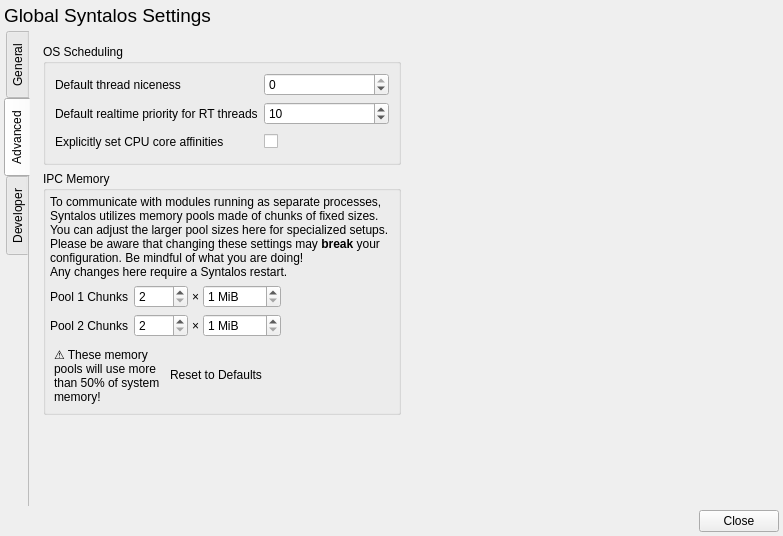
First picture: the form in src/globalconfigdialog.ui, repository syntalos/syntalos, before the edit.
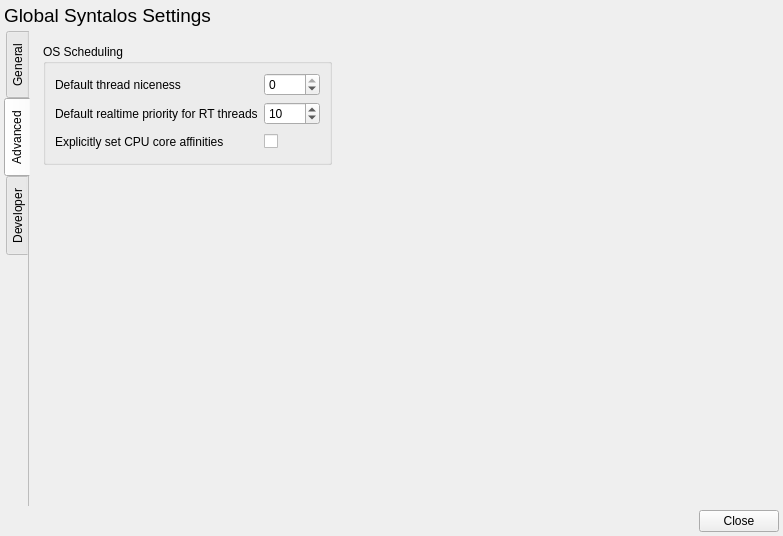
Second picture: the form after the edit. The open tabs and pages were chosen to show the change. Icons and pictures are not drawn.

Commit message:
ipc: Explicitly set configuration without any file
This, combined with the previous changes to automatically set IPC
topology, means we now no longer need any explicit user-defined
configuration for iceoryx2. Syntalos will just figure this out
automatically.

What changed in the file:
```diff
--- a/src/globalconfigdialog.ui
+++ b/src/globalconfigdialog.ui
@@ -335,263 +335,6 @@
             </layout>
            </widget>
           </item>
-          <item>
-           <widget class="QGroupBox" name="groupBox_6">
-            <property name="title">
-             <string>IPC Memory</string>
-            </property>
-            <layout class="QVBoxLayout" name="verticalLayout_10">
-             <property name="leftMargin">
-              <number>4</number>
-             </property>
-             <property name="topMargin">
-              <number>4</number>
-             </property>
-             <property name="rightMargin">
-              <number>4</number>
-             </property>
-             <property name="bottomMargin">
-              <number>4</number>
-             </property>
-             <item>
-              <widget class="QLabel" name="label_3">
-               <property name="text">
-                <string>&lt;html&gt;To communicate with modules running as separate processes,
-Syntalos utilizes memory pools made of chunks of fixed sizes.
-You can adjust the larger pool sizes here for specialized setups.
-Please be aware that changing these settings may &lt;b&gt;break&lt;/b&gt; your
-configuration. Be mindful of what you are doing!&lt;br/&gt;
-Any changes here require a Syntalos restart.</string>
-               </property>
-               <property name="wordWrap">
-                <bool>true</bool>
-               </property>
-              </widget>
-             </item>
-             <item>
-              <layout class="QFormLayout" name="formLayout_4">
-               <item row="1" column="0">
-                <widget class="QLabel" name="pool1ChunksLabel">
-                 <property name="text">
-                  <string>Pool 1 Chunks</string>
-                 </property>
-                </widget>
-               </item>
-               <item row="1" column="1">
-                <widget class="QWidget" name="pool1ChunksWidget" native="true">
-                 <layout class="QHBoxLayout" name="horizontalLayout_7">
-                  <property name="spacing">
-                   <number>4</number>
-                  </property>
-                  <property name="leftMargin">
-                   <number>0</number>
-                  </property>
-                  <property name="topMargin">
-                   <number>0</number>
-                  </property>
-                  <property name="rightMargin">
-                   <number>0</number>
-                  </property>
-                  <property name="bottomMargin">
-                   <number>0</number>
-                  </property>
-                  <item>
-                   <widget class="QSpinBox" name="sbPool1ChunkCount">
-                    <property name="minimum">
-                     <number>2</number>
-                    </property>
-                    <property name="maximum">
-                     <number>2400</number>
-                    </property>
-                   </widget>
-                  </item>
-                  <item>
-                   <widget class="QLabel" name="label_4">
-                    <property name="text">
-                     <string>×</string>
-                    </property>
-                   </widget>
-                  </item>
-                  <item>
-                   <widget class="QSpinBox" name="sbPool1ChunkSize">
-                    <property name="suffix">
-                     <string> MiB</string>
-                    </property>
-                    <property name="minimum">
-                     <number>1</number>
-                    </property>
-                    <property name="maximum">
-                     <number>4096</number>
-                    </property>
-                   </widget>
-                  </item>
-                  <item>
-                   <spacer name="horizontalSpacer_4">
-                    <property name="orientation">
-                     <enum>Qt::Orientation::Horizontal</enum>
-                    </property>
-                    <property name="sizeHint" stdset="0">
-                     <size>
-                      <width>40</width>
-                      <height>20</height>
-                     </size>
-                    </property>
-                   </spacer>
-                  </item>
-                 </layout>
-                </widget>
-               </item>
-               <item row="2" column="0">
-                <widget class="QLabel" name="pool2ChunksLabel">
-                 <property name="text">
-                  <string>Pool 2 Chunks</string>
-                 </property>
-                </widget>
-               </item>
-               <item row="2" column="1">
-                <widget class="QWidget" name="pool2ChunksWidget" native="true">
-                 <layout class="QHBoxLayout" name="horizontalLayout_8">
-                  <property name="spacing">
-                   <number>4</number>
-                  </property>
-                  <property name="leftMargin">
-                   <number>0</number>
-                  </property>
-                  <property name="topMargin">
-                   <number>0</number>
-                  </property>
-                  <property name="rightMargin">
-                   <number>0</number>
-                  </property>
-                  <property name="bottomMargin">
-                   <number>0</number>
-                  </property>
-                  <item>
-                   <widget class="QSpinBox" name="sbPool2ChunkCount">
-                    <property name="minimum">
-                     <number>2</number>
-                    </property>
-                    <property name="maximum">
-                     <number>2400</number>
-                    </property>
-                   </widget>
-                  </item>
-                  <item>
-                   <widget class="QLabel" name="label_5">
-                    <property name="text">
-                     <string>×</string>
-                    </property>
-                   </widget>
-                  </item>
-                  <item>
-                   <widget class="QSpinBox" name="sbPool2ChunkSize">
-                    <property name="suffix">
-                     <string> MiB</string>
-                    </property>
-                    <property name="minimum">
-                     <number>1</number>
-                    </property>
-                    <property name="maximum">
-                     <number>4096</number>
-                    </property>
-                   </widget>
-                  </item>
-                  <item>
-                   <spacer name="horizontalSpacer_5">
-                    <property name="orientation">
-                     <enum>Qt::Orientation::Horizontal</enum>
-                    </property>
-                    <property name="sizeHint" stdset="0">
-                     <size>
-                      <width>40</width>
-                      <height>20</height>
-                     </size>
-                    </property>
-                   </spacer>
-                  </item>
-                 </layout>
-                </widget>
-               </item>
-              </layout>
-             </item>
-             <item>
-              <widget class="QWidget" name="widget_6" native="true">
-               <layout class="QHBoxLayout" name="horizontalLayout_9">
-                <property name="spacing">
-                 <number>0</number>
-                </property>
-                <property name="leftMargin">
-                 <number>0</number>
-                </property>
-                <property name="topMargin">
-                 <number>0</number>
-                </property>
-                <property name="rightMargin">
-                 <number>0</number>
-                </property>
-                <property name="bottomMargin">
-                 <number>0</number>
-                </property>
-                <item>
-                 <widget class="QWidget" name="widget_7" native="true">
-                  <layout class="QHBoxLayout" name="horizontalLayout_6">
-                   <property name="leftMargin">
-                    <number>4</number>
-                   </property>
-                   <property name="topMargin">
-                    <number>4</number>
-                   </property>
-                   <property name="rightMargin">
-                    <number>4</number>
-                   </property>
-                   <property name="bottomMargin">
-                    <number>4</number>
-                   </property>
-                   <item>
-                    <widget class="QLabel" name="lblPopMemWarning">
-                     <property name="text">
-                      <string>&lt;html&gt;&lt;b&gt;⚠&lt;/b&gt; These memory pools will use more than 50% of system memory!</string>
-                     </property>
-                     <property name="wordWrap">
-                      <bool>true</bool>
-                     </property>
-                    </widget>
-                   </item>
-                   <item>
-                    <widget class="QPushButton" name="btnIpcPoolReset">
-                     <property name="text">
-                      <string>Reset to Defaults</string>
-                     </property>
-                     <property name="icon">
-                      <iconset theme="edit-reset"/>
-                     </property>
-                     <property name="flat">
-                      <bool>true</bool>
-                     </property>
-                    </widget>
-                   </item>
-                  </layout>
-                 </widget>
-                </item>
-                <item>
-                 <spacer name="horizontalSpacer_6">
-                  <property name="orientation">
-                   <enum>Qt::Orientation::Horizontal</enum>
-                  </property>
-                  <property name="sizeHint" stdset="0">
-                   <size>
-                    <width>6</width>
-                    <height>20</height>
-                   </size>
-                  </property>
-                 </spacer>
-                </item>
-               </layout>
-              </widget>
-             </item>
-            </layout>
-           </widget>
-          </item>
           <item>
            <spacer name="verticalSpacer_3">
             <property name="orientation">
```
Left out of the diff: 10 changed lines with no effect on the pictures. The commit also changes 14 other files.
